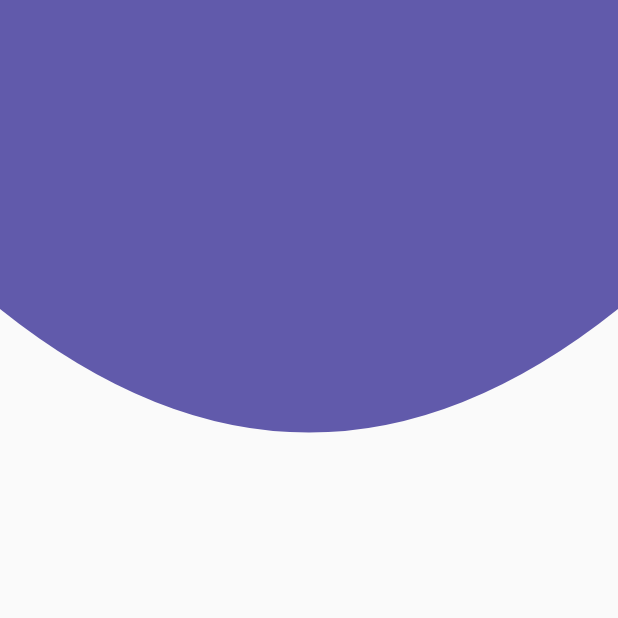
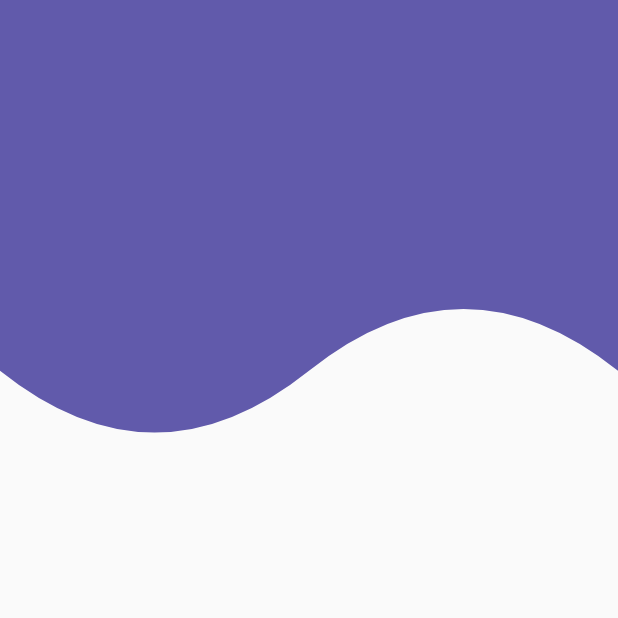
Before and after one commit to DavidBarcenas/flutter-painter-animations, a Flutter app: the screen it shows after launch, on a phone screen of 412 x 824 dp, the top half of it. Run offline on Flutter 3.47's test engine with Material 2 defaults, Android fonts, the phone set to English and light mode, and no system bars.

Commit message:
feat: Waves header painter

```diff
--- a/lib/src/pages/designs/headers_page.dart
+++ b/lib/src/pages/designs/headers_page.dart
@@ -5,7 +5,7 @@ class HeadersPage extends StatelessWidget {
   @override
   Widget build(BuildContext context) {
     return Scaffold(
-      body: CurveHeader()
+      body: WavesHeader()
     );
   }
 }
--- a/lib/src/widgets/headers.dart
+++ b/lib/src/widgets/headers.dart
@@ -179,3 +179,43 @@ class _CurveHeaderPainter extends CustomPainter {
   @override
   bool shouldRepaint(CustomPainter oldDelegate) => true;
 }
+
+
+class WavesHeader extends StatelessWidget {
+  @override
+  Widget build(BuildContext context) {
+    return Container(
+      width: double.infinity,
+      height: double.infinity,
+      child: CustomPaint(
+        painter: _WavesHeaderPainter(),
+      ),
+    );
+  }
+}
+
+class _WavesHeaderPainter extends CustomPainter {
+  @override
+  void paint(Canvas canvas, Size size) {
+    final w = size.width;
+    final h = size.height;
+
+    final paint = Paint();
+    paint.color = Color(0xff615aab);
+    paint.style = PaintingStyle.fill;
+    paint.strokeWidth = 10;
+
+    final path = Path();
+    path.lineTo(0, h * 0.30);
+    path.quadraticBezierTo(w * 0.25, h * 0.40, w * 0.5, h * 0.30);
+    path.quadraticBezierTo(w * 0.75, h * 0.20, w, h * 0.30);
+    path.lineTo(w, 0);
+
+    // path.quadraticBezierTo(w * 0.25, h * 0.35, w * 0.5, h * 0.30);
+
+    canvas.drawPath(path, paint);
+  }
+
+  @override
+  bool shouldRepaint(CustomPainter oldDelegate) => true;
+}
```
